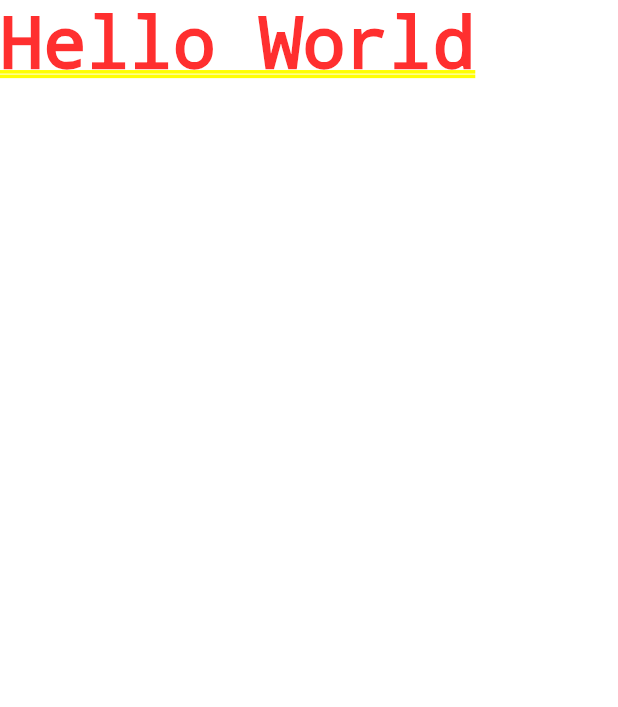
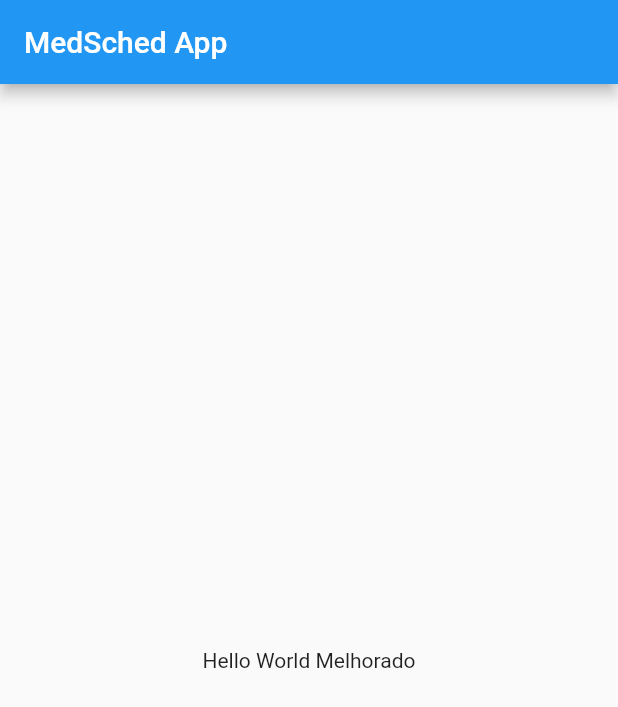
Before and after one commit to Sergio-Leite-USP/MedSched, a Flutter app: the screen it shows after launch, on a phone screen of 412 x 824 dp. Shown: the top 707 px of the screen. Run offline on Flutter 3.47's test engine with Material 2 defaults, Android fonts, the phone set to English and light mode, and no system bars.

Commit message:
Hello World Melhorado

```diff
--- a/lib/screens/home_screen.dart
+++ b/lib/screens/home_screen.dart
@@ -11,6 +11,11 @@ class HomeScreen extends StatefulWidget {
 class _HomeScreenState extends State<HomeScreen> {
   @override
   Widget build(BuildContext context) {
-    return Text("Hello World");
+    return Scaffold(
+      appBar: AppBar(title: Text("MedSched App")),
+      body: const Center(
+        child: Text("Hello World Melhorado"),
+      ),
+    );
   }
 }
```
